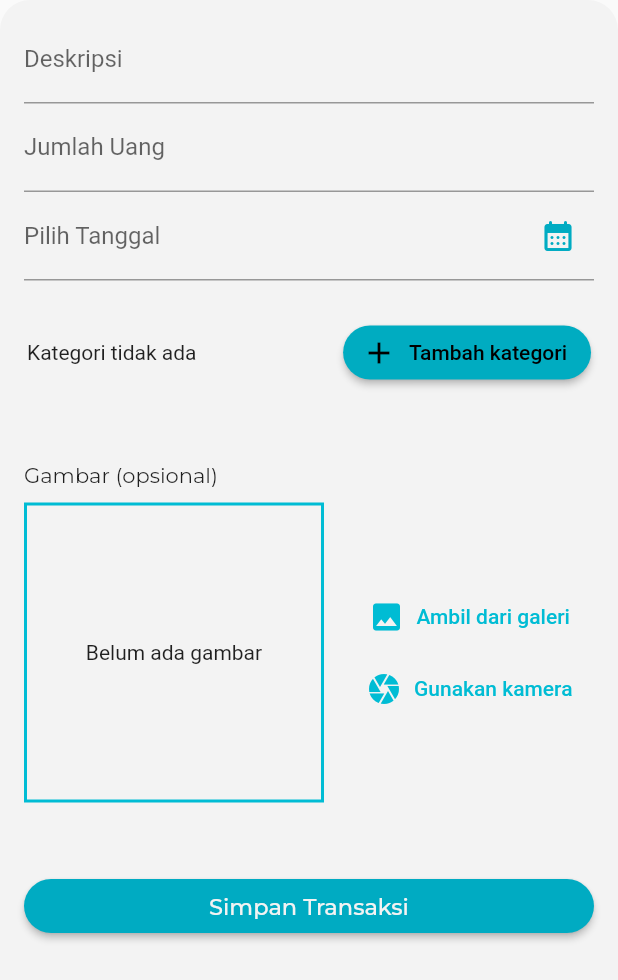
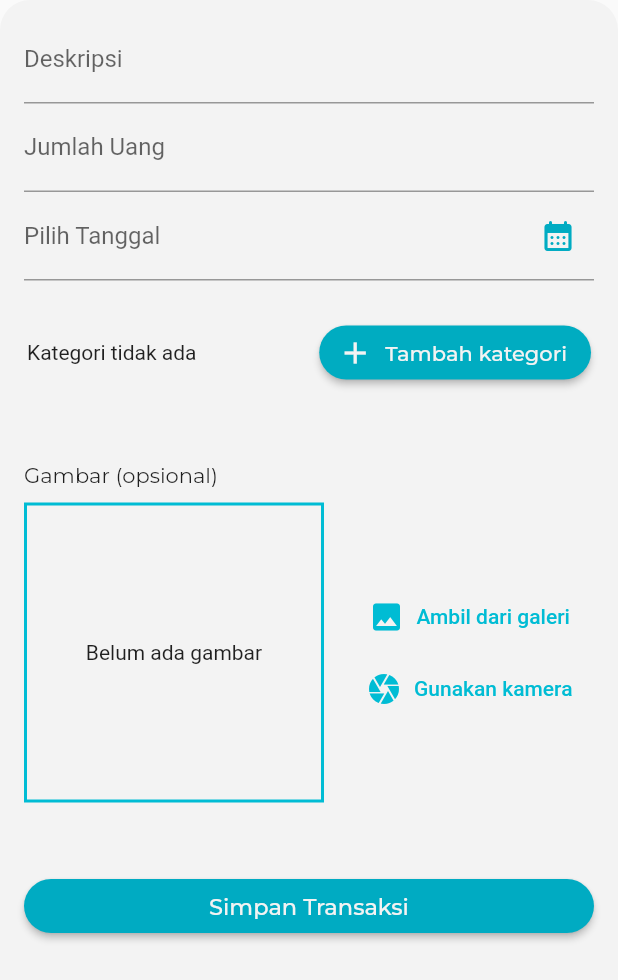
Before and after one commit to Kyudyoz/sisaku, a Flutter app: the TransactionPage widget shown alone on an empty page, opened directly, on a phone screen of 412 x 824 dp. Shown: the top 980 px of the screen. Run offline on Flutter 3.47's test engine with Material 2 defaults, Android fonts, the phone set to English and light mode, and no system bars; our stand-ins replace drift, google_fonts, image_picker, pie_chart; missing offline and left inert: calendar_appbar; accounts and stored records are empty; generated files the repository leaves out were written again.

Commit message:
scroll image

```diff
--- a/lib/pages/transaction_page.dart
+++ b/lib/pages/transaction_page.dart
@@ -238,13 +238,20 @@ class _TransactionPageState extends State<TransactionPage> {
                                                 MaterialPageRoute(
                                                     builder: (context) =>
                                                         MainPage(
-                                                          params: 0,
-                                                          title: "Home",
+                                                          params: 1,
+                                                          title: "Kategori",
                                                         )),
                                               );
                                             },
-                                            icon: Icon(Icons.add),
-                                            label: Text('Tambah kategori'),
+                                            icon: Icon(
+                                              Icons.add,
+                                              color: base,
+                                            ),
+                                            label: Text(
+                                              'Tambah kategori',
+                                              style: GoogleFonts.montserrat(
+                                                  color: base),
+                                            ),
                                             style: ButtonStyle(
                                               backgroundColor:
                                                   // (isExpense) ? MaterialStateProperty.all<Color>(Colors.red) :
--- a/lib/widgets/image_input.dart
+++ b/lib/widgets/image_input.dart
@@ -55,13 +55,15 @@ class _ImageInputState extends State<ImageInput> {
 
   @override
   Widget build(BuildContext context) {
-    return Row(
+    return SingleChildScrollView(
+      scrollDirection: Axis.horizontal,
+      child: Row(
         children: [
           Container(
               height: 200,
               width: 200,
-            decoration:
-                BoxDecoration(border: Border.all(width: 2, color: Colors.cyan)),
+              decoration: BoxDecoration(
+                  border: Border.all(width: 2, color: Colors.cyan)),
               // ignore: unnecessary_null_comparison
               child: _imageFile != null
                   ? Image.file(_imageFile!, fit: BoxFit.cover)
@@ -83,6 +85,7 @@ class _ImageInputState extends State<ImageInput> {
             ],
           ),
         ],
+      ),
     );
   }
 }
```
Also changed, not shown: pubspec.lock. Lines whose indentation alone changed are shown as unchanged.
